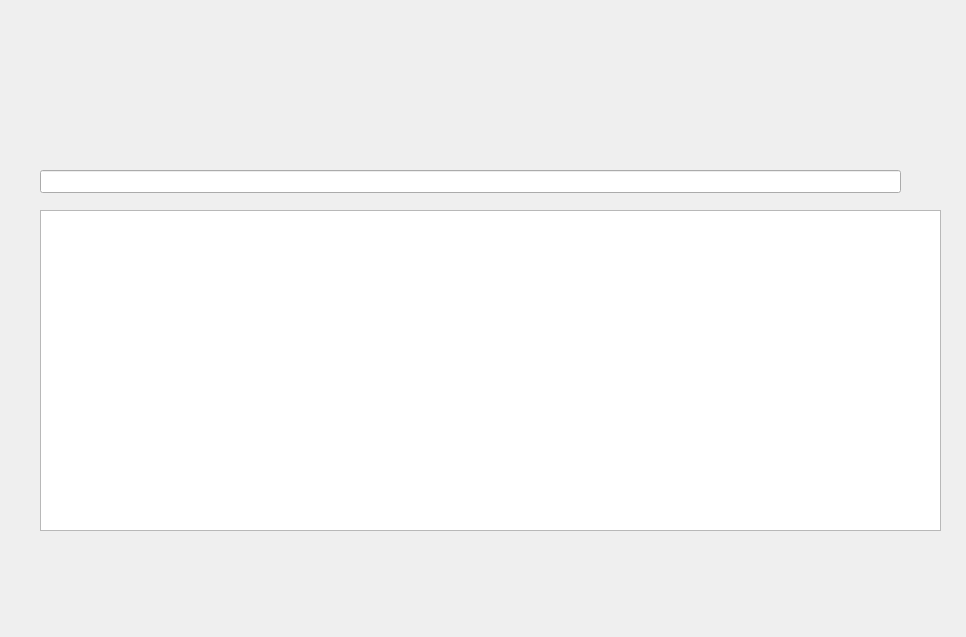
rogorido/qtpredicadores, file gui/dlggestionpersonas.ui: the form before one commit.
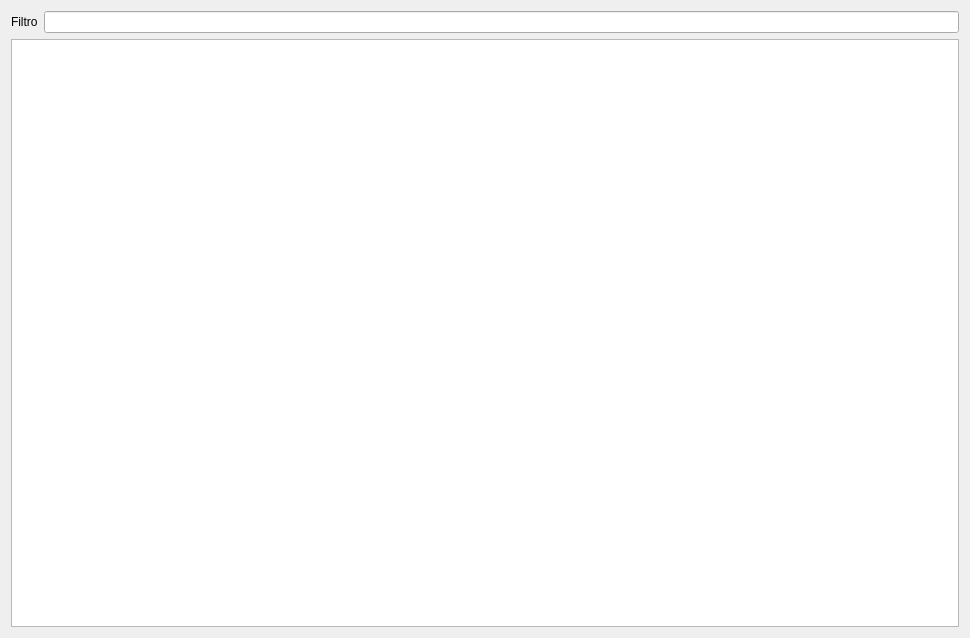
The form after the commit.

Commit message: Mejoras en el GUI del form de gestión de personas.

What changed in the file:
```diff
--- a/gui/dlggestionpersonas.ui
+++ b/gui/dlggestionpersonas.ui
@@ -13,29 +13,36 @@
   <property name="windowTitle">
    <string>Gestión de personas</string>
   </property>
-  <widget class="QTableView" name="tvPersonas">
-   <property name="geometry">
-    <rect>
-     <x>40</x>
-     <y>210</y>
-     <width>901</width>
-     <height>321</height>
-    </rect>
-   </property>
-  </widget>
+  <layout class="QVBoxLayout" name="verticalLayout">
+   <item>
+    <layout class="QHBoxLayout" name="horizontalLayout">
+     <item>
+      <widget class="QLabel" name="label">
+       <property name="text">
+        <string>Filtro</string>
+       </property>
+      </widget>
+     </item>
+     <item>
   <widget class="QLineEdit" name="txtFiltro">
-   <property name="geometry">
-    <rect>
-     <x>40</x>
-     <y>170</y>
-     <width>861</width>
-     <height>23</height>
-    </rect>
-   </property>
    <property name="clearButtonEnabled">
     <bool>true</bool>
    </property>
   </widget>
+     </item>
+    </layout>
+   </item>
+   <item>
+    <widget class="QTableView" name="tvPersonas">
+     <property name="minimumSize">
+      <size>
+       <width>948</width>
+       <height>588</height>
+      </size>
+     </property>
+    </widget>
+   </item>
+  </layout>
  </widget>
  <resources/>
  <connections/>
```
Lines whose indentation alone changed are shown as unchanged. The commit also changes 1 other file.
